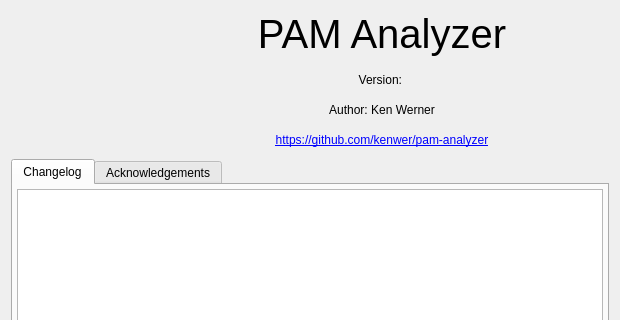
Before: the Qt Designer form src/pam_analyzer/ui/dialogs/about_dialog.ui in kenwer/pam-analyzer, drawn with Qt 5; both pictures show x 0 to 620 and y 0 to 320 of the 620 by 520 pixel window.
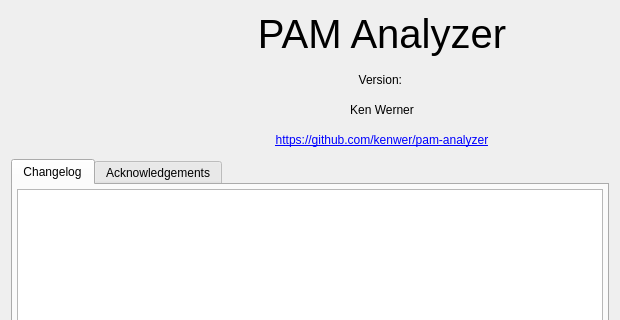
After: the same form once the commit is applied.

Patch:
```diff
--- a/src/pam_analyzer/ui/dialogs/about_dialog.ui
+++ b/src/pam_analyzer/ui/dialogs/about_dialog.ui
@@ -82,7 +82,7 @@
        <item>
         <widget class="QLabel" name="author_label">
          <property name="text">
-          <string>Author: Ken Werner</string>
+          <string>Ken Werner</string>
          </property>
          <property name="alignment">
           <set>Qt::AlignmentFlag::AlignCenter</set>
```
